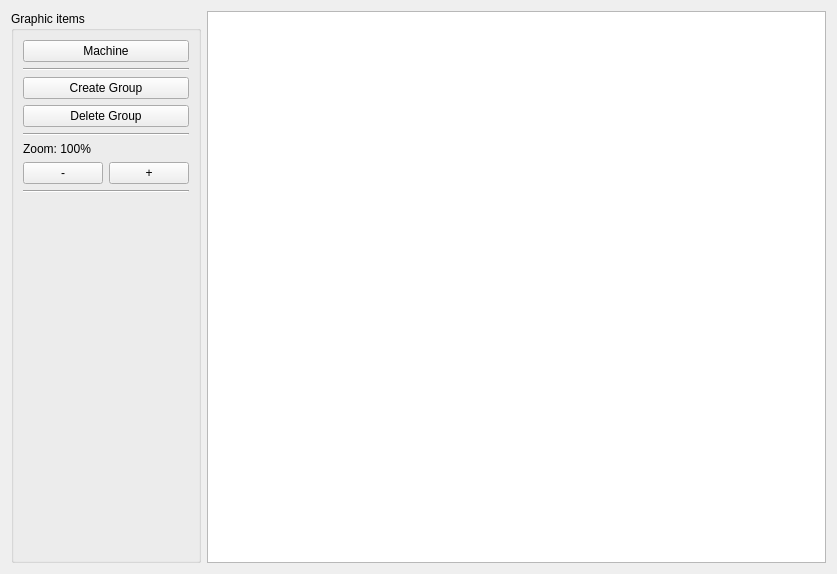
Before: the Qt Designer form testing/scene_view_svg/window.ui in slux83/visual-netkit, drawn with Qt 5.
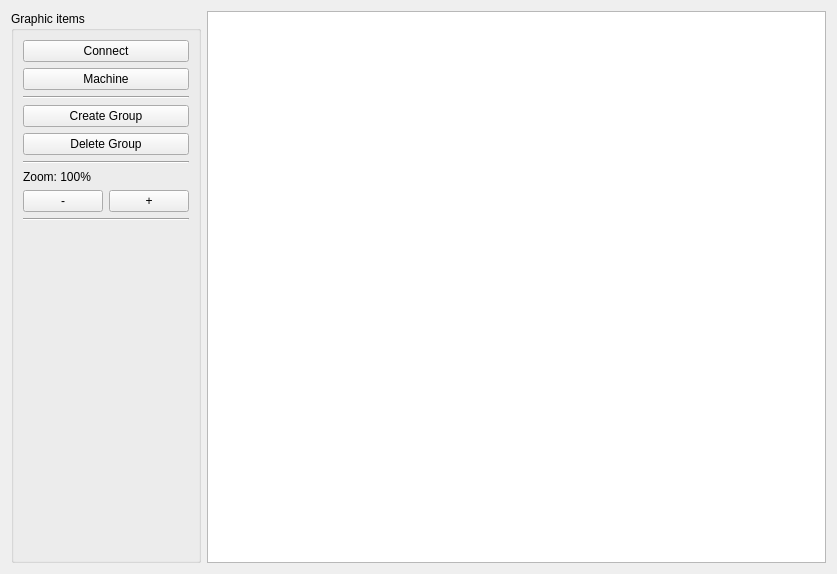
After: the same form once the commit is applied.

The edit to the form file:
```diff
--- a/testing/scene_view_svg/window.ui
+++ b/testing/scene_view_svg/window.ui
@@ -19,6 +19,13 @@
       <string>Graphic items</string>
      </property>
      <layout class="QVBoxLayout" >
+      <item>
+       <widget class="QPushButton" name="connectButton" >
+        <property name="text" >
+         <string>Connect</string>
+        </property>
+       </widget>
+      </item>
       <item>
        <widget class="QPushButton" name="addMachineButton" >
         <property name="text" >
```
